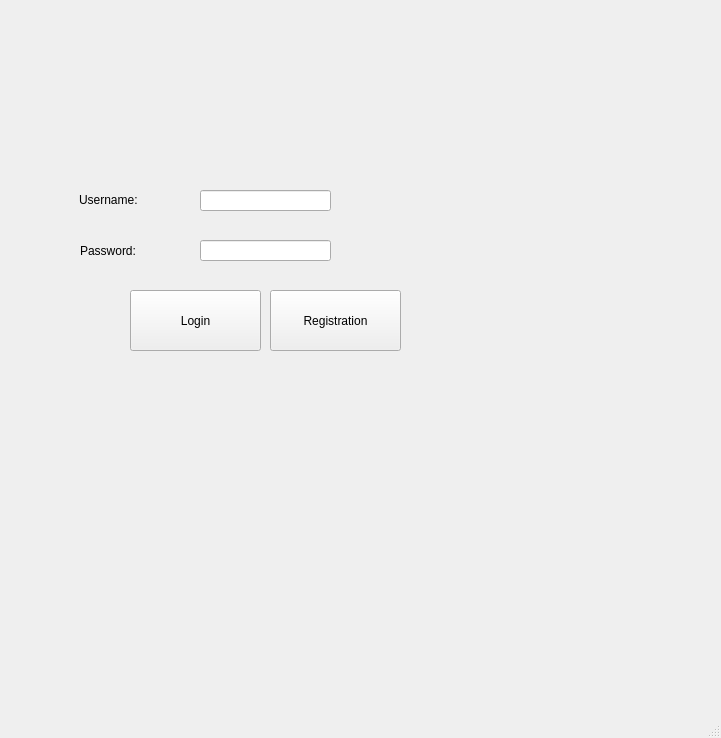
First picture: the form in main_w.ui, repository pidhurska/Kursova, before the edit.
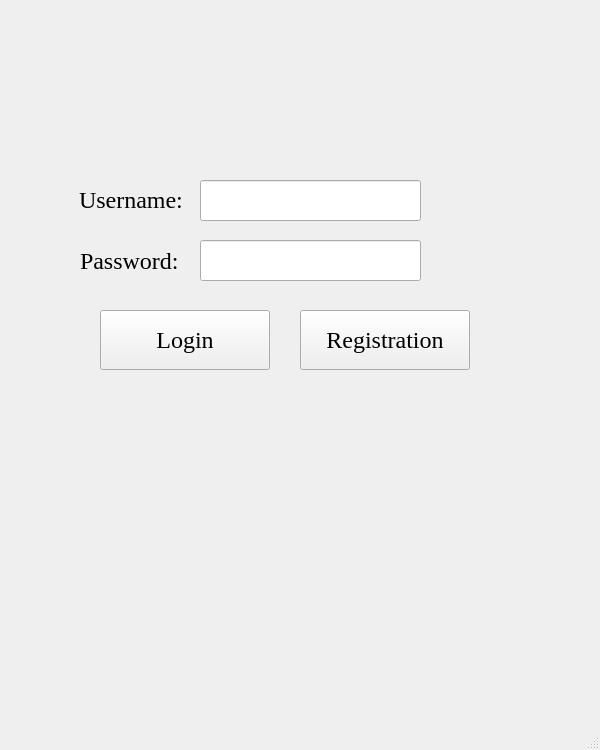
Second picture: the form after the edit. Icons and pictures are not drawn.

Commit message: 2 of windows already done

The edit to the form file:
```diff
--- a/main_w.ui
+++ b/main_w.ui
@@ -6,10 +6,22 @@
    <rect>
     <x>0</x>
     <y>0</y>
-    <width>721</width>
-    <height>738</height>
+    <width>600</width>
+    <height>750</height>
    </rect>
   </property>
+  <property name="minimumSize">
+   <size>
+    <width>600</width>
+    <height>750</height>
+   </size>
+  </property>
+  <property name="maximumSize">
+   <size>
+    <width>600</width>
+    <height>750</height>
+   </size>
+  </property>
   <property name="windowTitle">
    <string>MainWindow</string>
   </property>
@@ -32,6 +44,12 @@
       <height>41</height>
      </rect>
     </property>
+    <property name="font">
+     <font>
+      <family>Times</family>
+      <pointsize>18</pointsize>
+     </font>
+    </property>
     <property name="text">
      <string>Username: </string>
     </property>
@@ -40,11 +58,17 @@
     <property name="geometry">
      <rect>
       <x>80</x>
-      <y>230</y>
+      <y>240</y>
       <width>121</width>
       <height>41</height>
      </rect>
     </property>
+    <property name="font">
+     <font>
+      <family>Times</family>
+      <pointsize>18</pointsize>
+     </font>
+    </property>
     <property name="text">
      <string>Password: </string>
     </property>
@@ -53,11 +77,17 @@
     <property name="geometry">
      <rect>
       <x>200</x>
-      <y>190</y>
-      <width>131</width>
-      <height>21</height>
+      <y>180</y>
+      <width>221</width>
+      <height>41</height>
      </rect>
     </property>
+    <property name="font">
+     <font>
+      <family>Times</family>
+      <pointsize>14</pointsize>
+     </font>
+    </property>
     <property name="inputMask">
      <string/>
     </property>
@@ -76,20 +106,26 @@
      <rect>
       <x>200</x>
       <y>240</y>
-      <width>131</width>
-      <height>21</height>
+      <width>221</width>
+      <height>41</height>
      </rect>
     </property>
    </widget>
    <widget class="QPushButton" name="pushButton">
     <property name="geometry">
      <rect>
-      <x>130</x>
-      <y>290</y>
-      <width>131</width>
-      <height>61</height>
+      <x>100</x>
+      <y>310</y>
+      <width>170</width>
+      <height>60</height>
      </rect>
     </property>
+    <property name="font">
+     <font>
+      <family>Times</family>
+      <pointsize>18</pointsize>
+     </font>
+    </property>
     <property name="text">
      <string>Login</string>
     </property>
@@ -97,12 +133,18 @@
    <widget class="QPushButton" name="pushButton_2">
     <property name="geometry">
      <rect>
-      <x>270</x>
-      <y>290</y>
-      <width>131</width>
-      <height>61</height>
+      <x>300</x>
+      <y>310</y>
+      <width>170</width>
+      <height>60</height>
      </rect>
     </property>
+    <property name="font">
+     <font>
+      <family>Times</family>
+      <pointsize>18</pointsize>
+     </font>
+    </property>
     <property name="text">
      <string>Registration</string>
     </property>
```
Left out of the diff: 2 changed lines with no effect on the pictures. The commit also changes 7 other files.
